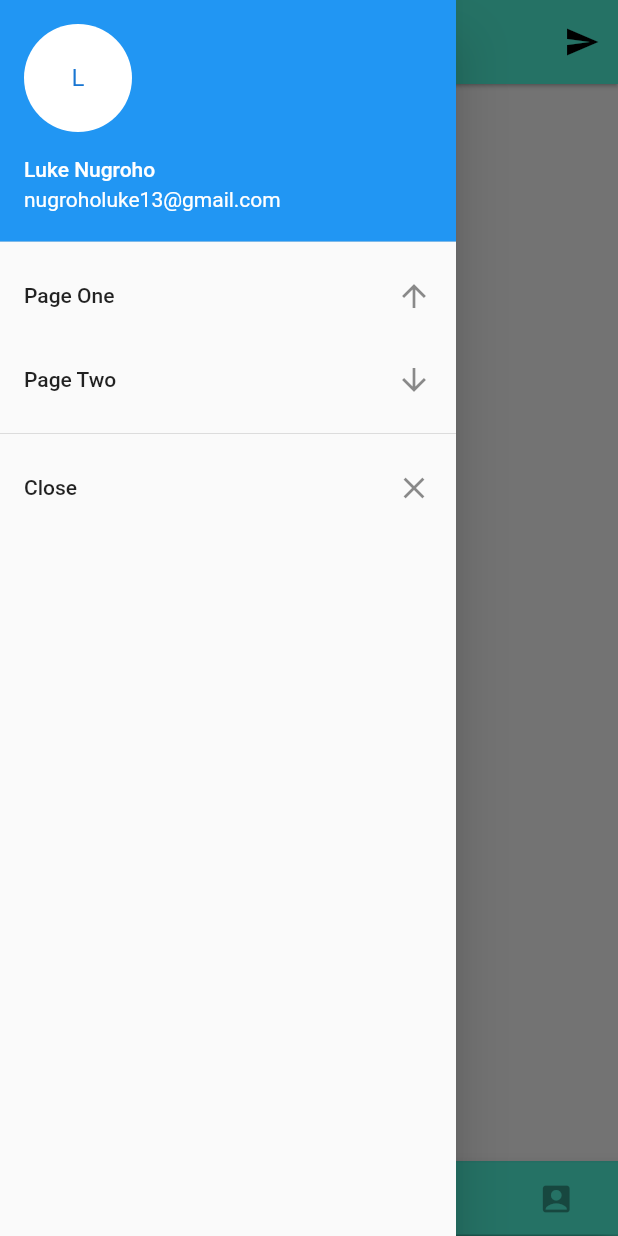
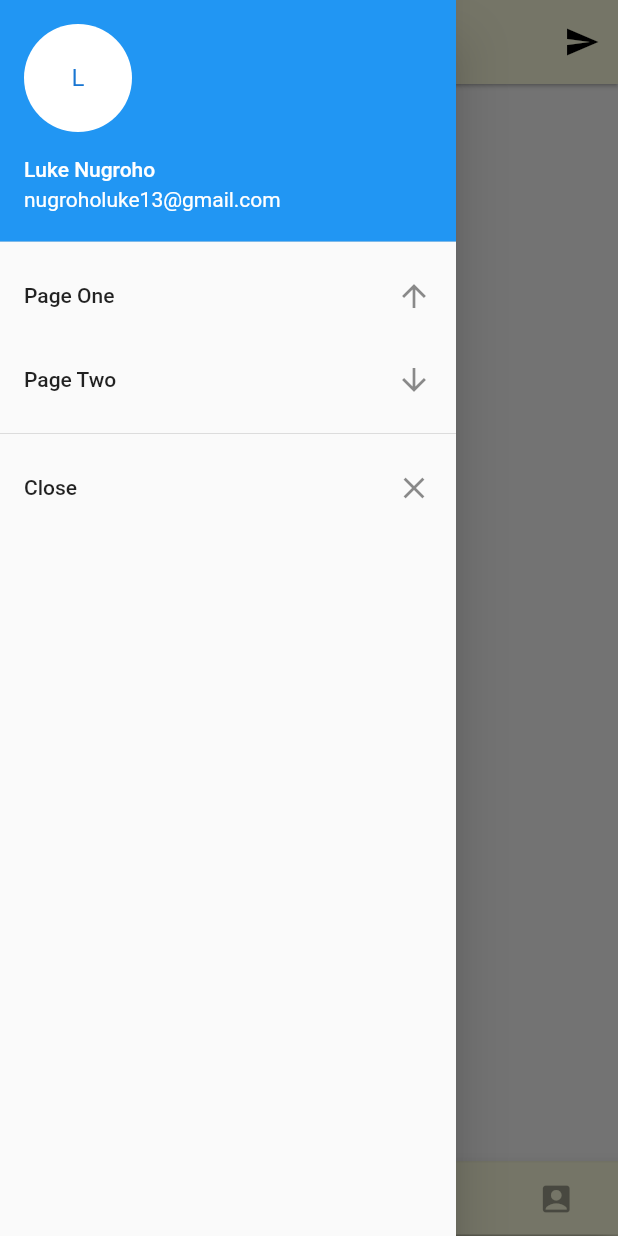
Before and after one commit to nugroholuke13/tav3, a Flutter app: the FSHome screen opened directly, with the side drawer open, on a phone screen of 412 x 824 dp. Run offline on Flutter 3.47's test engine with Material 2 defaults, Android fonts, the phone set to English and light mode, and no system bars; our stand-ins replace font_awesome_flutter; project files that could hold a hidden picture were left out.

Commit message:
Ubah Warna

```diff
--- a/lib/home.dart
+++ b/lib/home.dart
@@ -2,10 +2,10 @@ import 'package:flutter/material.dart';
 
 class FSHome extends StatelessWidget {
   final topBar = new AppBar(
-    backgroundColor: new Color(0xFF51f8dd),
+    backgroundColor: new Color(0xFFFFFFE0),
     centerTitle: true,
     elevation: 1.0,
-    leading: new Icon(Icons.menu, color: Colors.black,),
+    iconTheme: new IconThemeData(color: Colors.black),
     title: SizedBox(
         height: 35.0, child: Text('FS Community', style: new TextStyle(color: Colors.black),)),
     actions: <Widget>[
@@ -19,20 +19,7 @@ class FSHome extends StatelessWidget {
   @override
   Widget build(BuildContext context) {
     return new Scaffold(
-        appBar:  new AppBar(
-          backgroundColor: new Color(0xFF51f8dd),
-          centerTitle: true,
-          elevation: 1.0,
-          iconTheme: new IconThemeData(color: Colors.black),
-          title: SizedBox(
-              height: 35.0, child: Text('FS Community', style: new TextStyle(color: Colors.black),)),
-          actions: <Widget>[
-            Padding(
-              padding: const EdgeInsets.only(right: 12.0),
-              child: Icon(Icons.send,),
-            )
-          ],
-        ),
+        appBar:  topBar,
         drawer: new Drawer(
         child: new ListView(
           children: <Widget>[
@@ -63,11 +50,11 @@ class FSHome extends StatelessWidget {
       ),
         //body: new InstaBody(),
         bottomNavigationBar: new Container(
-          color: new Color(0xFF51f8dd),
+          color: new Color(0xFFFFFFE0),
           height: 50.0,
           alignment: Alignment.center,
           child: new BottomAppBar(
-            color: Color(0xFF51f8dd),
+            color: Color(0xFFFFFFE0),
             child: new Row(
               // alignment: MainAxisAlignment.spaceAround,
               mainAxisAlignment: MainAxisAlignment.spaceAround,
--- a/lib/loginregister/bubble_indicator_painter.dart
+++ b/lib/loginregister/bubble_indicator_painter.dart
@@ -43,7 +43,7 @@ class TabIndicationPainter extends CustomPainter{
     path.addArc(new Rect.fromCircle(center: target, radius: radius), 1.5 * pi, 1 * pi);
 
     canvas.translate(size.width * pageOffset, 0.0);
-    canvas.drawShadow(path, Color(0xFF51f8dd), 3.0, true);
+    canvas.drawShadow(path, Color(0xFFFFFFE0), 3.0, true);
     canvas.drawPath(path, painter);
   }
 
--- a/lib/loginregister/theme.dart
+++ b/lib/loginregister/theme.dart
@@ -6,8 +6,8 @@ class Colors{
 
   const Colors();
 
-  static const Color loginGradientStart = const Color(0xFF51f8dd);
-  static const Color loginGradientEnd= const Color(0xFF033f50);
+  static const Color loginGradientStart = const Color(0xFFFFFFE0);
+  static const Color loginGradientEnd= const Color(0xFFFFFFFF);
 
   static const primaryGradient = const LinearGradient(
     colors: const [loginGradientStart, loginGradientEnd],
```
Also changed, not shown: lib/loginregister/login_page.dart (+14 -12 lines).
